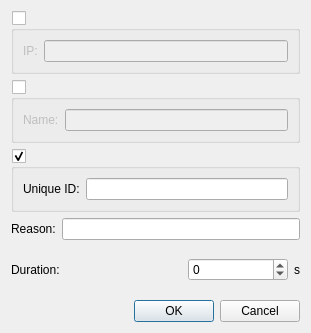
Before: the Qt Designer form scripts/banUID/ban.ui in Bluscream/pyTSon_plugins, drawn with Qt 5.
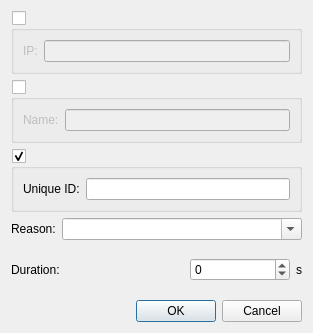
After: the same form once the commit is applied.

```diff
--- a/scripts/banUID/ban.ui
+++ b/scripts/banUID/ban.ui
@@ -97,7 +97,17 @@
       </widget>
      </item>
      <item>
-      <widget class="QLineEdit" name="txt_reason"/>
+      <widget class="QComboBox" name="box_reason">
+       <property name="minimumSize">
+        <size>
+         <width>240</width>
+         <height>0</height>
+        </size>
+       </property>
+       <property name="editable">
+        <bool>true</bool>
+       </property>
+      </widget>
      </item>
     </layout>
    </item>
```
